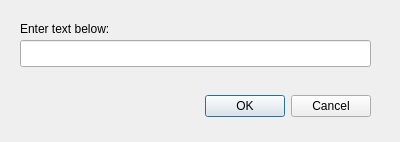
First picture: the form in GUI_UIs/ui_dialog_add_item.ui, repository ccbogel/QualCoder, before the edit.
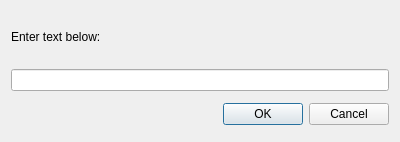
Second picture: the form after the edit.

Patch:
```diff
--- a/GUI_UIs/ui_dialog_add_item.ui
+++ b/GUI_UIs/ui_dialog_add_item.ui
@@ -13,15 +13,28 @@
   <property name="windowTitle">
    <string>Add Code</string>
   </property>
+  <layout class="QVBoxLayout" name="verticalLayout">
+   <item>
+    <widget class="QLabel" name="label">
+     <property name="maximumSize">
+      <size>
+       <width>16777215</width>
+       <height>40</height>
+      </size>
+     </property>
+     <property name="text">
+      <string>Enter text below:</string>
+     </property>
+     <property name="wordWrap">
+      <bool>true</bool>
+     </property>
+    </widget>
+   </item>
+   <item>
+    <widget class="QLineEdit" name="lineEdit"/>
+   </item>
+   <item>
   <widget class="QDialogButtonBox" name="buttonBox">
-   <property name="geometry">
-    <rect>
-     <x>170</x>
-     <y>90</y>
-     <width>201</width>
-     <height>32</height>
-    </rect>
-   </property>
    <property name="orientation">
     <enum>Qt::Horizontal</enum>
    </property>
@@ -29,29 +42,8 @@
     <set>QDialogButtonBox::Cancel|QDialogButtonBox::Ok</set>
    </property>
   </widget>
-  <widget class="QLineEdit" name="lineEdit">
-   <property name="geometry">
-    <rect>
-     <x>20</x>
-     <y>40</y>
-     <width>351</width>
-     <height>27</height>
-    </rect>
-   </property>
-  </widget>
-  <widget class="QLabel" name="label">
-   <property name="geometry">
-    <rect>
-     <x>20</x>
-     <y>20</y>
-     <width>141</width>
-     <height>17</height>
-    </rect>
-   </property>
-   <property name="text">
-    <string>Enter text below:</string>
-   </property>
-  </widget>
+   </item>
+  </layout>
  </widget>
  <tabstops>
   <tabstop>lineEdit</tabstop>
```
Lines whose indentation alone changed are shown as unchanged.
